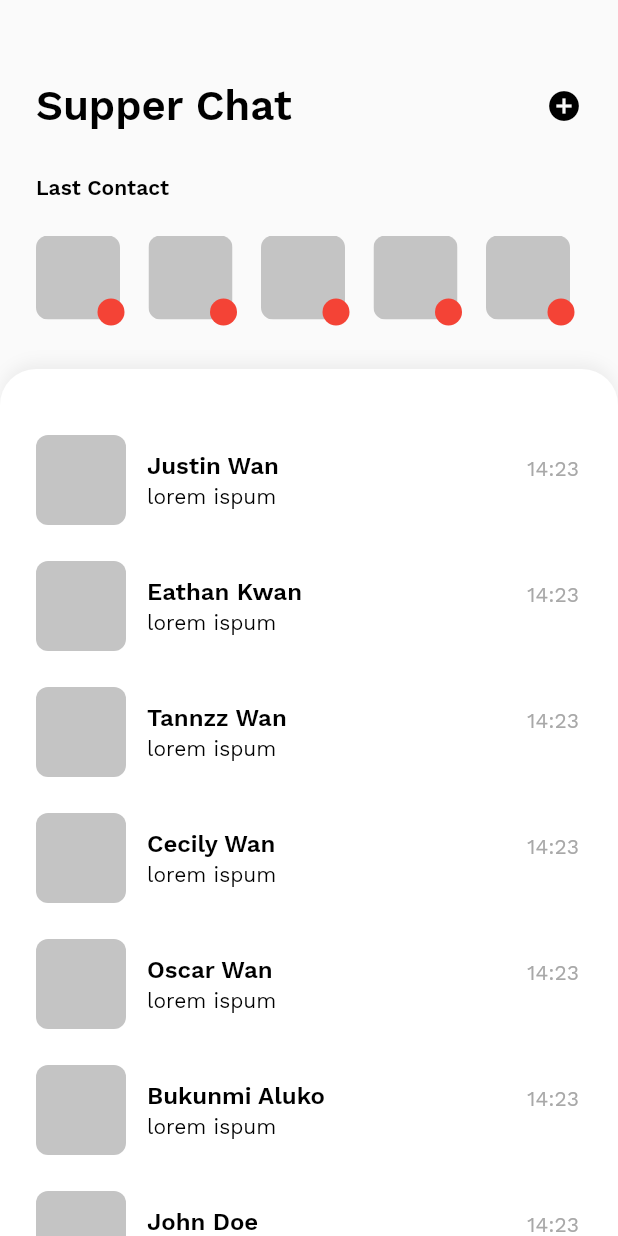
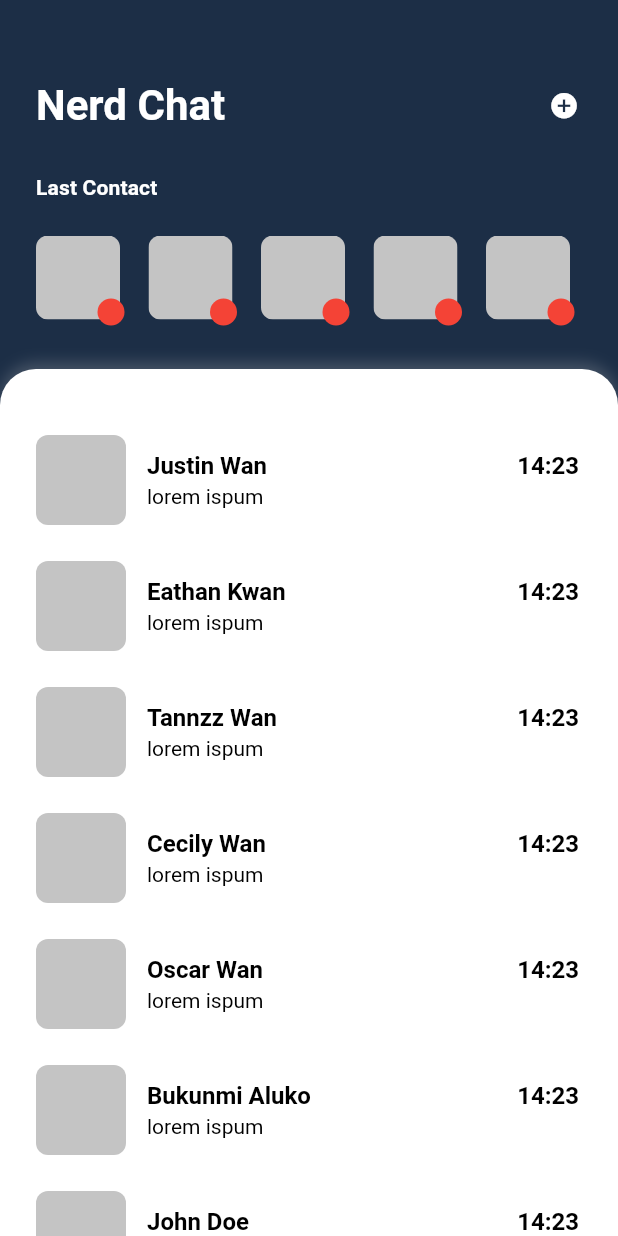
Before and after one commit to DilVika/mini-chat-App-Flutter, a Flutter app: the screen it shows after launch, on a phone screen of 412 x 824 dp. Run offline on Flutter 3.47's test engine with Material 2 defaults, Android fonts, the phone set to English and light mode, and no system bars; our stand-ins replace google_fonts.

Commit message:
completing theme and animation

```diff
--- a/lib/main.dart
+++ b/lib/main.dart
@@ -1,5 +1,6 @@
 import 'package:flutter/material.dart';
 import 'package:mini_chat_app_flutter/presentations/Widgets/pages/home/home_page.dart';
+import 'package:mini_chat_app_flutter/theme.dart';
 
 import 'resources/resources.dart';
 
@@ -16,10 +17,9 @@ class MyApp extends StatelessWidget {
     // return ScreenUtilInit(builder: (context) {
     return MaterialApp(
       title: UI.appName,
-      theme: ThemeData(
-        // Set color scheme to navy blue
-        colorScheme: ColorScheme.fromSwatch(primarySwatch: Colors.lightBlue),
-      ),
+      theme: AppTheme.defaultTheme,
+      darkTheme: AppTheme.darkTheme,
+      themeMode: ThemeMode.light,
       home: const HomePage(),
     );
     // });
--- a/lib/presentations/Widgets/pages/chat/chat_page.dart
+++ b/lib/presentations/Widgets/pages/chat/chat_page.dart
@@ -5,7 +5,9 @@ import '../../../../resources/styles.dart';
 import '/resources/resources.dart';
 
 class ChatPage extends StatelessWidget {
-  const ChatPage({Key? key}) : super(key: key);
+  const ChatPage({
+    Key? key,
+  }) : super(key: key);
 
   static List<MessageModel> messages = [
     MessageModel(
@@ -28,8 +30,8 @@ class ChatPage extends StatelessWidget {
 
   @override
   Widget build(BuildContext context) {
+    final _theme = Theme.of(context);
     return Scaffold(
-      backgroundColor: Colors.white,
       body: SafeArea(
         child: Column(
           crossAxisAlignment: CrossAxisAlignment.start,
@@ -101,65 +103,16 @@ class ChatPage extends StatelessWidget {
                     mainAxisAlignment: MainAxisAlignment.start,
                     children: [
                       Expanded(
-                        child: Text(
-                          "Justin Wan",
-                          style: GoogleFonts.workSans(
-                            textStyle: const TextStyle(
-                              fontSize: 28,
-                              color: Colors.black,
-                              fontStyle: FontStyle.normal,
-                              fontWeight: FontWeight.w600,
-                            ),
+                        child: Hero(
+                          tag: "Justin Wan",
+                          child: Text(
+                            "Justin Wan",
+                            style: _theme.textTheme.headlineSmall,
+                            maxLines: 1,
+                            overflow: TextOverflow.ellipsis,
                           ),
-                          maxLines: 1,
-                          overflow: TextOverflow.ellipsis,
                         ),
                       ),
-                      // Container(
-                      //   width: 45,
-                      //   height: 45,
-                      //   decoration: BoxDecoration(
-                      //     borderRadius: BorderRadius.circular(45),
-                      //     color: AppColors.greyC4,
-                      //   ),
-                      //   child: SizedBox(
-                      //     width: 24,
-                      //     height: 24,
-                      //     child: IconButton(
-                      //       visualDensity:
-                      //           VisualDensity.adaptivePlatformDensity,
-                      //       padding: EdgeInsets.zero,
-                      //       onPressed: () {},
-                      //       icon: const Icon(
-                      //         Icons.phone,
-                      //         color: Colors.black,
-                      //       ),
-                      //     ),
-                      //   ),
-                      // ),
-                      // SizedBox(width: 17),
-                      // Container(
-                      //   width: 45,
-                      //   height: 45,
-                      //   decoration: BoxDecoration(
-                      //     borderRadius: BorderRadius.circular(45),
-                      //     color: AppColors.greyC4,
-                      //   ),
-                      //   child: SizedBox(
-                      //     width: 24,
-                      //     height: 24,
-                      //     child: IconButton(
-                      //       visualDensity:
-                      //           VisualDensity.adaptivePlatformDensity,
-                      //       padding: EdgeInsets.zero,
-                      //       onPressed: () {},
-                      //       icon: const Icon(
-                      //         Icons.videocam,
-                      //         color: Colors.black,
-                      //       ),
-                      //     ),
-                      //   ),
-                      // )
                     ],
                   ),
                   // SizedBox(height: 30.h),
--- a/lib/presentations/Widgets/pages/home/home_page.dart
+++ b/lib/presentations/Widgets/pages/home/home_page.dart
@@ -1,3 +1,4 @@
+import 'package:flutter/cupertino.dart';
 import 'package:flutter/material.dart';
 import 'package:google_fonts/google_fonts.dart';
 import 'package:mini_chat_app_flutter/presentations/Widgets/pages/chat/chat_page.dart';
@@ -24,8 +25,8 @@ class HomePage extends StatelessWidget {
 
   @override
   Widget build(BuildContext context) {
+    final _theme = Theme.of(context);
     return Scaffold(
-      //backgroundColor: Colors.white,
       body: SafeArea(
         child: Column(
           children: [
@@ -38,28 +39,21 @@ class HomePage extends StatelessWidget {
                     mainAxisAlignment: MainAxisAlignment.spaceBetween,
                     children: [
                       Text(
-                        'Supper Chat',
-                        style: GoogleFonts.workSans(
-                          textStyle: const TextStyle(
-                            fontSize: 28,
-                            color: Colors.black,
-                            fontStyle: FontStyle.normal,
-                            fontWeight: FontWeight.w600,
-                          ),
-                        ),
+                        'Nerd Chat',
+                        style: _theme.textTheme.headlineSmall,
                       ),
                       SizedBox(
-                        width: 24,
-                        height: 24,
-                        child: IconButton(
-                          visualDensity: VisualDensity.adaptivePlatformDensity,
+                        width: Dimensions.defaultIconSize,
+                        height: Dimensions.defaultIconSize,
+                        child: CupertinoButton(
+                          //visualDensity: VisualDensity.adaptivePlatformDensity,
                           padding: EdgeInsets.zero,
                           onPressed: () {
                             //TODO: Implement here
                           },
-                          icon: const Icon(
+                          child: const Icon(
                             Icons.add_circle,
-                            color: Colors.black,
+                            //color: Colors.white,
                           ),
                         ),
                       )
@@ -100,17 +94,16 @@ class HomePage extends StatelessWidget {
                   //   onTap: () {},
                   // ),
                   const SizedBox(height: 30),
-                  Text(
-                    'Last Contact',
-                    style: GoogleFonts.workSans(
-                      textStyle: const TextStyle(
-                        fontSize: 14,
-                        color: Colors.black,
-                        fontStyle: FontStyle.normal,
-                        fontWeight: FontWeight.w600,
+                  Text('Last Contact', style: _theme.textTheme.titleSmall
+                      // style: GoogleFonts.workSans(
+                      //   textStyle: const TextStyle(
+                      //     fontSize: 14,
+                      //     color: Colors.black,
+                      //     fontStyle: FontStyle.normal,
+                      //     fontWeight: FontWeight.w600,
+                      //   ),
+                      // ),
                       ),
-                    ),
-                  ),
                   const SizedBox(height: 24),
                   SizedBox(
                     height: 60,
@@ -196,14 +189,12 @@ class HomePage extends StatelessWidget {
                             pageBuilder:
                                 (context, animation, secondaryAnimation) =>
                                     const ChatPage(),
-                            // transitionDuration: Duration(seconds: 3),
+                            transitionDuration: Duration(seconds: 2),
+                            reverseTransitionDuration: Duration(seconds: 3),
                             transitionsBuilder:
                                 (___, animation, ____, Widget child) {
-                              return SlideTransition(
-                                position: Tween<Offset>(
-                                  begin: const Offset(0.5, 1.0),
-                                  end: Offset.zero,
-                                ).animate(animation),
+                              return FadeTransition(
+                                opacity: animation,
                                 child:
                                     child, // child is the value returned by pageBuilder
                               );
@@ -242,45 +233,48 @@ class HomePage extends StatelessWidget {
                                     crossAxisAlignment: CrossAxisAlignment.end,
                                     children: [
                                       Expanded(
-                                        child: Text(
-                                          names[i],
-                                          style: GoogleFonts.workSans(
-                                            textStyle: const TextStyle(
-                                              fontSize: 16,
-                                              color: Colors.black,
-                                              fontStyle: FontStyle.normal,
-                                              fontWeight: FontWeight.w600,
-                                            ),
+                                        child: Hero(
+                                          // flightShuttleBuilder:
+                                          //     // Implement flightShuttleBuilder
+                                          //     (
+                                          //   BuildContext flightContext,
+                                          //   Animation<double> animation,
+                                          //   HeroFlightDirection flightDirection,
+                                          //   BuildContext fromHeroContext,
+                                          //   BuildContext toHeroContext,
+                                          // ) {
+                                          //   //return widget(child: fromHeroContext.widget);
+                                          //   return DefaultTextStyleTransition(
+                                          //     style: Tween<TextStyle>(
+                                          //       begin: DefaultTextStyle.of(
+                                          //               fromHeroContext)
+                                          //           .style,
+                                          //       end: DefaultTextStyle.of(
+                                          //               toHeroContext)
+                                          //           .style,
+                                          //     ).animate(animation),
+                                          //     child: toHeroContext.widget, //,
+                                          //   );
+                                          // },
+                                          tag: names[i],
+                                          child: Text(
+                                            names[i],
+                                            style: _theme.textTheme.titleMedium,
+                                            maxLines: 1,
+                                            overflow: TextOverflow.ellipsis,
                                           ),
-                                          maxLines: 1,
-                                          overflow: TextOverflow.ellipsis,
                                         ),
                                       ),
                                       Text(
                                         "14:23",
-                                        style: GoogleFonts.workSans(
-                                          textStyle: const TextStyle(
-                                            fontSize: 14,
-                                            color: Color.fromRGBO(
-                                                168, 168, 168, 1),
-                                            fontStyle: FontStyle.normal,
-                                            fontWeight: FontWeight.w400,
-                                          ),
-                                        ),
+                                        style: _theme.textTheme.subtitle1,
                                       ),
                                     ],
                                   ),
                                   const SizedBox(height: 3),
                                   Text(
                                     'lorem ispum',
-                                    style: GoogleFonts.workSans(
-                                      textStyle: const TextStyle(
-                                        fontSize: 14,
-                                        color: Colors.black,
-                                        fontStyle: FontStyle.normal,
-                                        fontWeight: FontWeight.w400,
-                                      ),
-                                    ),
+                                    style: _theme.textTheme.bodyMedium,
                                     maxLines: 1,
                                     overflow: TextOverflow.ellipsis,
                                   ),
--- a/lib/resources/colors.dart
+++ b/lib/resources/colors.dart
@@ -9,6 +9,7 @@ class AppColors {
   static const Color ogrange = Color.fromRGBO(236, 179, 101, 1);
 
   static const Color greyC4 = Color.fromRGBO(196, 196, 196, 1);
+  static const Color greyMinor = Color.fromRGBO(168, 168, 168, 1);
   static const Color black = Color.fromRGBO(0, 0, 0, 1);
   static const Color white = Color.fromRGBO(255, 255, 255, 1);
 }
--- a/lib/resources/dimensions.dart
+++ b/lib/resources/dimensions.dart
@@ -2,10 +2,11 @@ class Dimensions {
   static double defaultTextSize = 16.00;
   static double smallTextSize = 14.00;
   static double extraSmallTextSize = 12.00;
-  static double largeTextSize = 18.00;
-  static double extraLargeTextSize = 22.00;
+  static double largeTextSize = 28.00;
+  static double extraLargeTextSize = 30.00;
 
   static const double defaultPaddingSize = 30.00;
+  static const double defaultIconSize = 24.00;
   static const double marginSize = 20.00;
   static const double heightSize = 12.00;
   static const double widthSize = 10.00;
--- a/lib/theme.dart
+++ b/lib/theme.dart
@@ -1,8 +1,44 @@
+import 'package:flutter/cupertino.dart';
 import 'package:flutter/material.dart';
-import 'package:mini_chat_app_flutter/resources/colors.dart';
+import 'package:google_fonts/google_fonts.dart';
+
+import 'resources/resources.dart';
 
 class AppTheme {
   static final ThemeData defaultTheme = ThemeData(
+      colorScheme: const ColorScheme(
+        primary: AppColors.darkBlue,
+        background: AppColors.white,
+        brightness: Brightness.light,
+        error: Colors.redAccent,
+        onBackground: AppColors.black,
+        onError: AppColors.darkBlue,
+        onPrimary: AppColors.white,
+        onSecondary: AppColors.darkBlue,
+        onSurface: AppColors.white,
+        secondary: AppColors.ogrange,
+        surface: AppColors.lighterBlue,
+      ),
+      primarySwatch: Colors.blueGrey,
+      scaffoldBackgroundColor: AppColors.darkBlue,
+
+      // Text Theme
+      textTheme: AppTextTheme.defaultTextTheme,
+
+      //iconTheme
+      iconTheme: const IconThemeData(
+        color: AppColors.white,
+        size: Dimensions.defaultIconSize,
+      ),
+      splashFactory: InkRipple.splashFactory,
+      cupertinoOverrideTheme: const CupertinoThemeData(
+        scaffoldBackgroundColor: AppColors.white,
+        primaryColor: AppColors.white,
+        primaryContrastingColor: AppColors.darkBlue,
+        brightness: Brightness.light,
+      ));
+
+  static final darkTheme = ThemeData.from(
     colorScheme: const ColorScheme(
       primary: AppColors.darkBlue,
       background: AppColors.white,
@@ -16,8 +52,41 @@ class AppTheme {
       secondary: AppColors.ogrange,
       surface: AppColors.lighterBlue,
     ),
-    primarySwatch: Colors.blueGrey,
   );
+}
 
-  //static final darkTheme = ThemeData.from(colorScheme: colorScheme)
+class AppTextTheme {
+  static final defaultTextTheme = Typography.whiteCupertino
+      .apply(
+        fontFamily: GoogleFonts.workSans().fontFamily,
+        displayColor: AppColors.white,
+      )
+      .copyWith(
+        headlineSmall: TextStyle(
+          fontSize: Dimensions.largeTextSize,
+          fontStyle: FontStyle.normal,
+          color: AppColors.white,
+          fontWeight: FontWeight.w600,
+        ),
+        titleSmall: TextStyle(
+          fontSize: Dimensions.smallTextSize,
+          fontStyle: FontStyle.normal,
+          color: AppColors.white,
+          fontWeight: FontWeight.w600,
+        ),
+        titleMedium: TextStyle(
+          fontSize: Dimensions.defaultTextSize,
+          fontStyle: FontStyle.normal,
+          color: AppColors.black,
+          fontWeight: FontWeight.w600,
+        ),
+
+        //bodyMedium  with black color
+        bodyMedium: TextStyle(
+          fontSize: Dimensions.smallTextSize,
+          fontStyle: FontStyle.normal,
+          color: AppColors.black,
+          fontWeight: FontWeight.w400,
+        ),
+      );
 }
```
Also changed, not shown: 1 other file.
